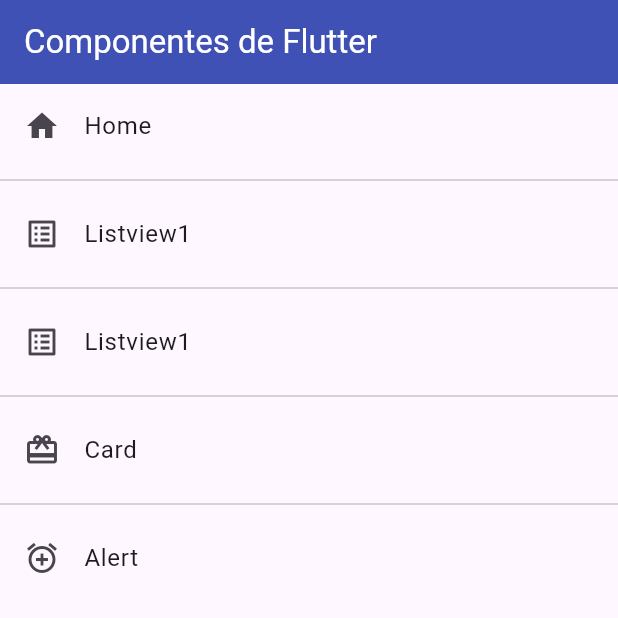
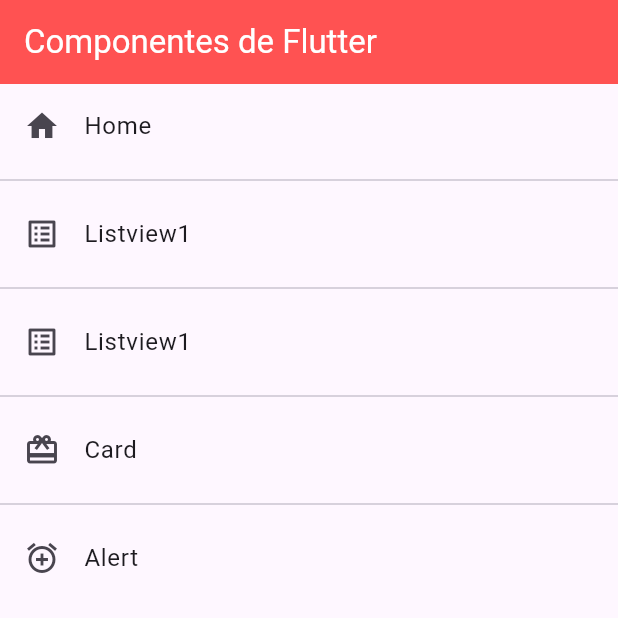
Before and after one commit to alHortalV/fl_components, a Flutter app: the screen it shows after launch, on a phone screen of 412 x 824 dp, the top half of it. Run offline on Flutter 3.47's test engine with Material 3 defaults, Android fonts, the phone set to English and light mode, and no system bars.

Commit message:
TabBar del mismo color en todas las screens

```diff
--- a/lib/main.dart
+++ b/lib/main.dart
@@ -14,6 +14,14 @@ class MyApp extends StatelessWidget {
         // home: const Listview2Screen(),
         initialRoute: AppRoutes.initialRoute,
         routes: AppRoutes.getAppRoutes(),
-        onGenerateRoute: AppRoutes.onGenerateRoute);
+        onGenerateRoute: AppRoutes.onGenerateRoute,
+        theme: ThemeData.light().copyWith(
+          //Color primario
+          primaryColor: Colors.blueGrey,
+          //App Bar Theme
+          appBarTheme: const AppBarTheme(
+            color: Colors.redAccent,
+          ),
+        ));
   }
 }
--- a/lib/screens/alert_screen.dart
+++ b/lib/screens/alert_screen.dart
@@ -1,7 +1,7 @@
 import 'package:flutter/material.dart';
 
 class AlertScreen extends StatelessWidget {
-  const AlertScreen({Key? key}) : super(key: key);
+  const AlertScreen({super.key});
 
   @override
   Widget build(BuildContext context) {
--- a/lib/screens/card_screen.dart
+++ b/lib/screens/card_screen.dart
@@ -1,7 +1,7 @@
 import 'package:flutter/material.dart';
 
 class CardScreen extends StatelessWidget {
-  const CardScreen({Key? key}) : super(key: key);
+  const CardScreen({super.key});
 
   @override
   Widget build(BuildContext context) {
--- a/lib/screens/home_screen.dart
+++ b/lib/screens/home_screen.dart
@@ -10,7 +10,7 @@ class HomeScreen extends StatelessWidget {
         appBar: AppBar(
           title: const Text("Componentes de Flutter",
               style: TextStyle(color: Colors.white)),
-          backgroundColor: Colors.indigo,
+          //backgroundColor: Colors.indigo,
           elevation: 0, //Opcional para sombreado
         ),
         body: ListView.separated(
```
